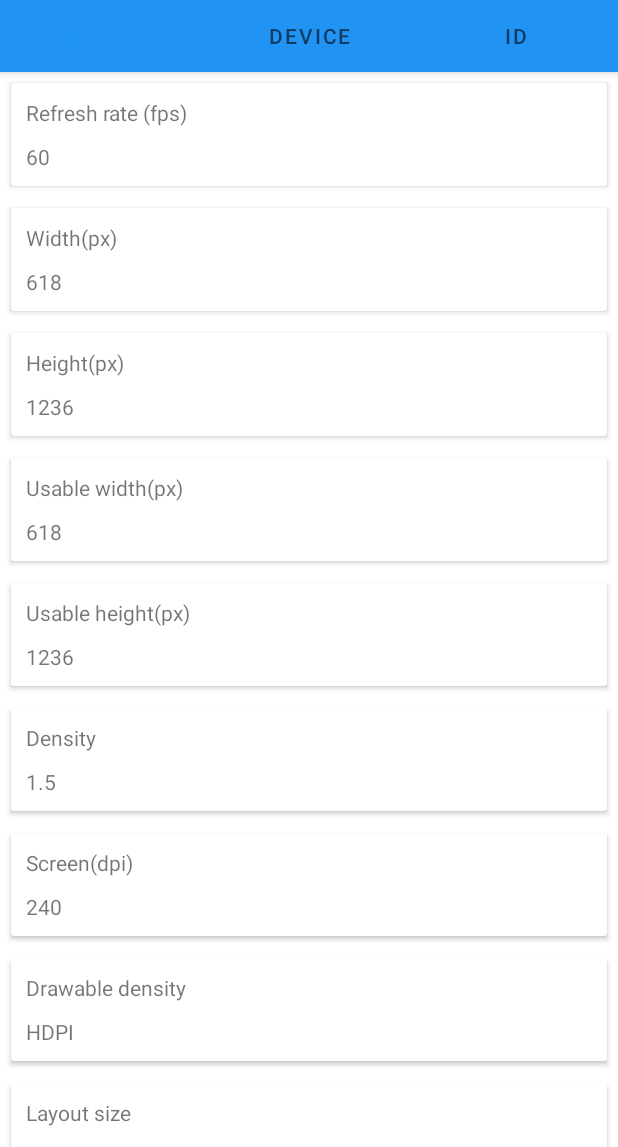
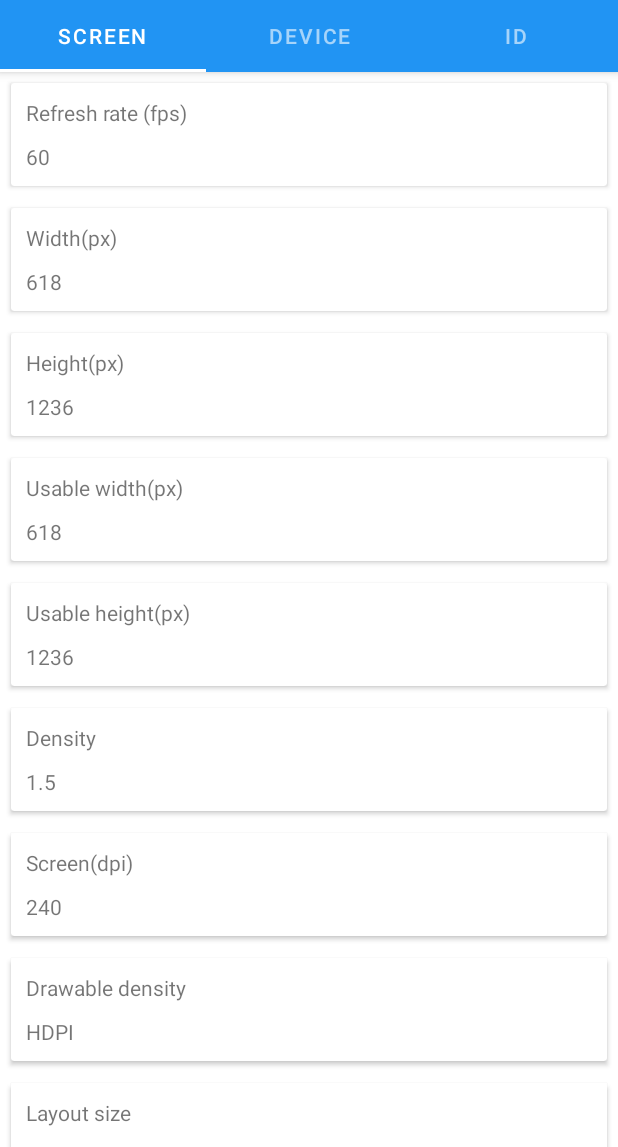
Before and after one commit to fantasy1022/DevelopmentTool, an Android app: the screen it shows after launch (MainActivity), on a phone screen of 412 x 824 dp, the part 89-1236 px from its top. Run offline under Robolectric (Android 15) with nearby library versions, the phone set to English and light mode, and no system bars; our stand-ins replace Dagger/Hilt's generated code; 1 statement that could not run was skipped.

Commit message:
Modify tab layout color

```diff
--- a/app/src/main/res/layout/activity_main.xml
+++ b/app/src/main/res/layout/activity_main.xml
@@ -30,6 +30,7 @@
 
         <com.google.android.material.tabs.TabLayout
             android:id="@+id/tabs"
+            style="@style/Widget.MaterialComponents.TabLayout.Colored"
             android:layout_width="match_parent"
             android:layout_height="wrap_content"
             android:background="?attr/colorPrimary" />
--- a/app/src/main/res/values/styles.xml
+++ b/app/src/main/res/values/styles.xml
@@ -6,6 +6,10 @@
         <item name="colorPrimary">@color/colorPrimary</item>
         <item name="colorPrimaryDark">@color/colorPrimaryDark</item>
         <item name="colorAccent">@color/colorAccent</item>
+    </style>
+
+    <style name="AppTheme.TabLayout" parent="Widget.MaterialComponents.TabLayout.Colored">
+        <item name="tabIndicatorColor">@color/colorPrimaryDark</item>
     </style>
 
     <style name="AppTheme.NoActionBar">
```
